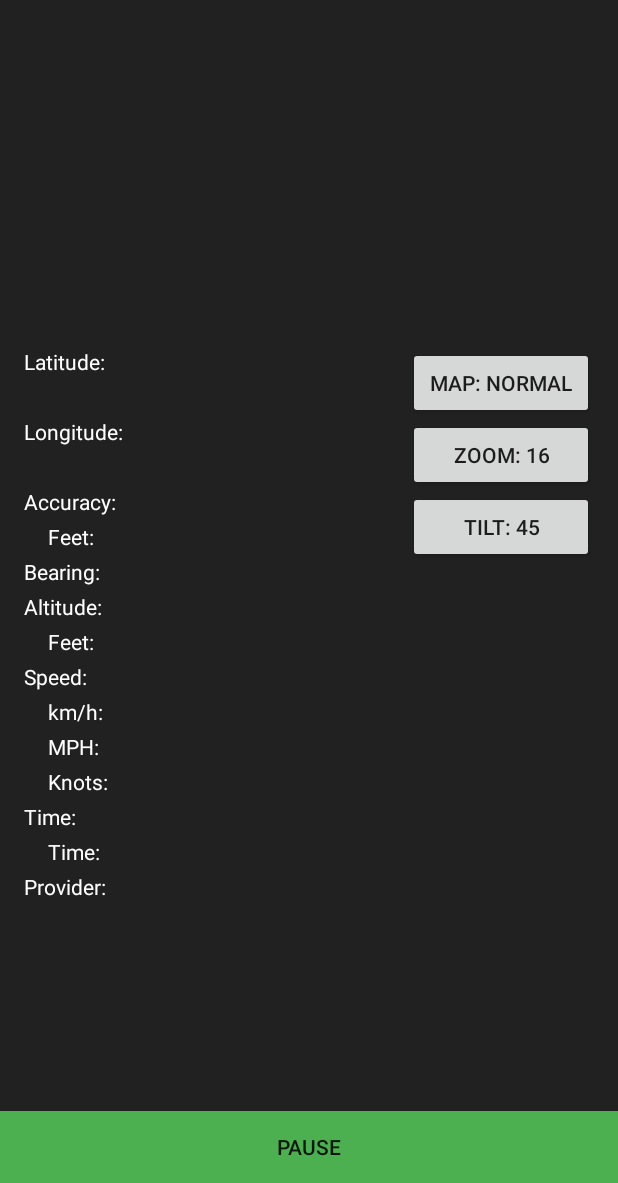
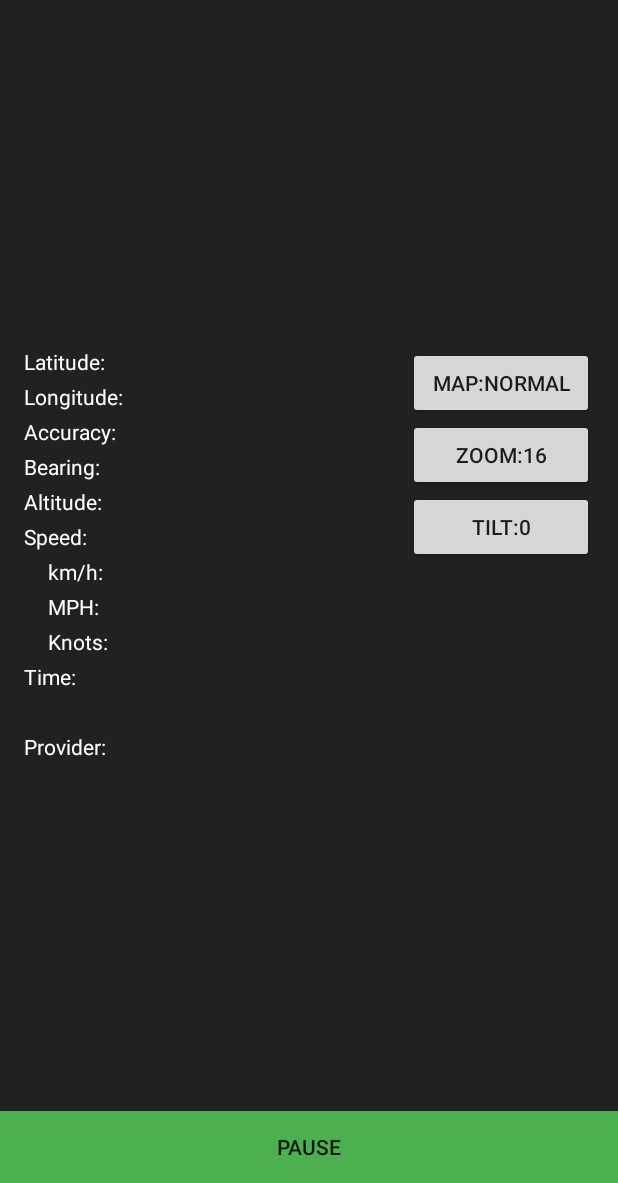
Before and after one commit to CodenameGradient/GPSScanner, an Android app: the screen it shows after launch (MainActivity), on a phone screen of 412 x 824 dp, the part 53-1236 px from its top. Run offline under Robolectric (Android 15) with nearby library versions, the phone set to English and light mode, and no system bars.

Commit message:
Use resource/strings instead of hard-coded strings, update some layout stuff.

```diff
--- a/app/src/main/java/com/codenamegradient/gpsscanner/MainActivity.java
+++ b/app/src/main/java/com/codenamegradient/gpsscanner/MainActivity.java
@@ -3,7 +3,6 @@ package com.codenamegradient.gpsscanner;
 import android.Manifest;
 import android.content.Context;
 import android.content.pm.PackageManager;
-import android.content.res.Configuration;
 import android.location.Location;
 import android.support.v4.app.ActivityCompat;
 import android.support.v7.app.AppCompatActivity;
@@ -41,7 +40,7 @@ public class MainActivity extends AppCompatActivity implements OnMapReadyCallbac
     private final int PERMISSION_LOCATION = 0;
     private GoogleMap mMap;
     private int mapZoom = 16;
-    private int mapTilt = 45;
+    private int mapTilt = 0;
     private final int mapAnimateSpeed = 250;
 
     /**
@@ -87,7 +86,7 @@ public class MainActivity extends AppCompatActivity implements OnMapReadyCallbac
 
         pause = false;
         button.setBackgroundColor(getResources().getColor(R.color.colorButtonActive));
-        button.setText("Pause");
+        button.setText(getString(R.string.pause));
 
         if (ActivityCompat.checkSelfPermission(this, Manifest.permission.ACCESS_FINE_LOCATION) != PackageManager.PERMISSION_GRANTED) {
             requestPermissions();
@@ -106,7 +105,7 @@ public class MainActivity extends AppCompatActivity implements OnMapReadyCallbac
             });
 
             // create the location request that will get updates
-            LocationRequest mLocationRequest = new LocationRequest();
+            LocationRequest mLocationRequest = LocationRequest.create();
             mLocationRequest.setInterval(1000);
             mLocationRequest.setFastestInterval(1000);
             mLocationRequest.setPriority(LocationRequest.PRIORITY_HIGH_ACCURACY);
@@ -164,7 +163,7 @@ public class MainActivity extends AppCompatActivity implements OnMapReadyCallbac
 
         pause = true;
         button.setBackgroundColor(getResources().getColor(R.color.colorButtonPaused));
-        button.setText("Resume");
+        button.setText(getString(R.string.resume));
 
         if (mFusedLocationClient != null) {
             mFusedLocationClient.removeLocationUpdates(mLocationCallback);
@@ -182,7 +181,7 @@ public class MainActivity extends AppCompatActivity implements OnMapReadyCallbac
             pause = true;
         }
         button.setBackgroundColor(getResources().getColor(R.color.colorButtonPaused));
-        button.setText("Resume");
+        button.setText(getString(R.string.resume));
 
         if (mFusedLocationClient != null) {
             mFusedLocationClient.removeLocationUpdates(mLocationCallback);
@@ -193,6 +192,7 @@ public class MainActivity extends AppCompatActivity implements OnMapReadyCallbac
      * Converts a decimal latitude or longitude into degree/minute/second format
      * @param dd (decimal degrees)
      * @return string degree, minute, seconds format
+     * Note: this isn't currently being used. I'm not sure if I'll ever really implement this.
      */
     private String decimalToDMS(double dd) {
         // todo: ensure this is actually accurate, accounts for directions etc.
@@ -211,40 +211,31 @@ public class MainActivity extends AppCompatActivity implements OnMapReadyCallbac
     private void updateStrings(Location location) {
         DecimalFormat ultraPrecision = new DecimalFormat("###.#####");
         DecimalFormat highPrecision = new DecimalFormat("###.###");
-        DecimalFormat standardPrecision = new DecimalFormat("###.##");
-
+        DecimalFormat standardPrecision = new DecimalFormat("###.#");
 
         // latitude
         TextView latitude = findViewById(R.id.latitude);
-        TextView latitudeDMS = findViewById(R.id.latitudeDMS);
         double latitudeRaw = location.getLatitude();
-        latitude.setText("Latitude: " + ultraPrecision.format(latitudeRaw));
-        latitudeDMS.setText(decimalToDMS(latitudeRaw));
+        latitude.setText(getString(R.string.latitude, ultraPrecision.format(latitudeRaw)));
 
         // longitude
         TextView longitude = findViewById(R.id.longitude);
-        TextView longitudeDMS = findViewById(R.id.longitudeDMS);
         double longitudeRaw = location.getLongitude();
-        longitude.setText("Longitude: " + ultraPrecision.format(longitudeRaw));
-        longitudeDMS.setText(decimalToDMS(longitudeRaw));
+        longitude.setText(getString(R.string.longitude, ultraPrecision.format(longitudeRaw)));
 
         // accuracy
         TextView accuracy = findViewById(R.id.accuracy);
-        TextView accuracyFeet = findViewById(R.id.accuracyFeet);
         float accuracyRaw = location.getAccuracy();
-        accuracy.setText("Accuracy: " + highPrecision.format(accuracyRaw) + " meters");
-        accuracyFeet.setText("Feet: " + highPrecision.format(accuracyRaw * 3.28084));
+        accuracy.setText(getString(R.string.accuracy, standardPrecision.format(accuracyRaw), standardPrecision.format(accuracyRaw * 3.28084)));
 
         // bearing
         TextView bearing = findViewById(R.id.bearing);
-        bearing.setText("Bearing: " + highPrecision.format(location.getBearing()) + "\u00b0");
+        bearing.setText(getString(R.string.bearing, standardPrecision.format(location.getBearing())));
 
         // altitude
         TextView altitude = findViewById(R.id.altitude);
-        TextView altitudeFeet = findViewById(R.id.altitudeFeet);
         double altitudeRaw = location.getAltitude();
-        altitude.setText("Altitude: " + standardPrecision.format(altitudeRaw) + " meters");
-        altitudeFeet.setText("Feet: " + standardPrecision.format(altitudeRaw * 3.28084));
+        altitude.setText(getString(R.string.altitude, standardPrecision.format(altitudeRaw), standardPrecision.format(altitudeRaw * 3.28084)));
 
         // speed
         TextView speed = findViewById(R.id.speed);
@@ -252,22 +243,22 @@ public class MainActivity extends AppCompatActivity implements OnMapReadyCallbac
         TextView speedMiles = findViewById(R.id.speedMiles);
         TextView speedKnots = findViewById(R.id.speedKnots);
         float speedRaw = location.getSpeed();
-        speed.setText("Speed: " + standardPrecision.format(speedRaw) + " m/s");
-        speedKilometers.setText("km/h: " + standardPrecision.format(speedRaw * 3.6));
-        speedMiles.setText("MPH: " + standardPrecision.format(speedRaw * 2.23694));
-        speedKnots.setText("Knots: " + standardPrecision.format(speedRaw * 1.94384));
+        speed.setText(getString(R.string.speed, standardPrecision.format(speedRaw)));
+        speedKilometers.setText(getString(R.string.speed_kmh, standardPrecision.format(speedRaw * 3.6)));
+        speedMiles.setText(getString(R.string.speed_mph, standardPrecision.format(speedRaw * 2.23694)));
+        speedKnots.setText(getString(R.string.speed_knots, standardPrecision.format(speedRaw * 1.94384)));
 
         // time
         TextView time = findViewById(R.id.time);
         TextView timeHuman = findViewById(R.id.timeHuman);
         long timeRaw = location.getTime();
         Time timeObj = new Time(timeRaw);
-        time.setText("Time: " + timeRaw);
-        timeHuman.setText("" + timeObj.toString());
+        time.setText(getString(R.string.time, timeRaw));
+        timeHuman.setText(getString(R.string.time_human, timeObj.toString()));
 
         // provider
         TextView provider = findViewById(R.id.provider);
-        provider.setText("Provider: " + location.getProvider());
+        provider.setText(getString(R.string.provider, location.getProvider()));
     }
 
     private void addMarker() {
@@ -315,10 +306,8 @@ public class MainActivity extends AppCompatActivity implements OnMapReadyCallbac
      * @param grantResults grant results
      */
     @Override
-    public void onRequestPermissionsResult(int requestCode, String permissions[], int[] grantResults) {
-        // we don't really NEED a switch here, but if for some reason we add other permissions it'll be easy to add them in the future
-        switch (requestCode) {
-            case PERMISSION_LOCATION:
+    public void onRequestPermissionsResult(int requestCode, String[] permissions, int[] grantResults) {
+        if (requestCode == PERMISSION_LOCATION) {
             if (grantResults.length > 0 && grantResults[0] == PackageManager.PERMISSION_GRANTED) {
                 startLocationUpdates();
             } else {
@@ -376,13 +365,13 @@ public class MainActivity extends AppCompatActivity implements OnMapReadyCallbac
 
         if (mapType == GoogleMap.MAP_TYPE_NORMAL) {
             mMap.setMapType(GoogleMap.MAP_TYPE_HYBRID);
-            button.setText("Map: Hybrid");
+            button.setText(R.string.map_hybrid);
         } else if (mapType == GoogleMap.MAP_TYPE_HYBRID) {
             mMap.setMapType(GoogleMap.MAP_TYPE_TERRAIN);
-            button.setText("Map: Terrain");
+            button.setText(R.string.map_terrain);
         } else {
             mMap.setMapType(GoogleMap.MAP_TYPE_NORMAL);
-            button.setText("Map: Normal");
+            button.setText(R.string.map_normal);
         }
     }
 
@@ -406,7 +395,7 @@ public class MainActivity extends AppCompatActivity implements OnMapReadyCallbac
             mapZoom = 5;
         }
 
-        button.setText("Zoom: " + mapZoom);
+        button.setText(getString(R.string.zoom, mapZoom));
 
         updateMapCamera();
     }
@@ -429,7 +418,7 @@ public class MainActivity extends AppCompatActivity implements OnMapReadyCallbac
             mapTilt = 0;
         }
 
-        button.setText("Tilt: " + mapTilt);
+        button.setText(getString(R.string.tilt, mapTilt));
 
         updateMapCamera();
     }
--- a/app/src/main/res/layout/activity_main.xml
+++ b/app/src/main/res/layout/activity_main.xml
@@ -50,137 +50,101 @@
                         android:id="@+id/latitude"
                         android:layout_width="match_parent"
                         android:layout_height="wrap_content"
-                        android:text="Latitude: "
-                        android:textColor="@color/colorTextNormal"
-                        android:layout_marginBottom="4dp" />
-
-                    <TextView
-                        android:id="@+id/latitudeDMS"
-                        android:layout_width="match_parent"
-                        android:layout_height="wrap_content"
-                        android:text=""
-                        android:textColor="@color/colorTextNormal"
                         android:layout_marginBottom="4dp"
-                        android:layout_marginLeft="16dp" />
+                        android:text="@string/latitude_default"
+                        android:textColor="@color/colorTextNormal" />
 
                     <TextView
                         android:id="@+id/longitude"
                         android:layout_width="match_parent"
                         android:layout_height="wrap_content"
-                        android:text="Longitude: "
-                        android:textColor="@color/colorTextNormal"
-                        android:layout_marginBottom="4dp" />
-
-                    <TextView
-                        android:id="@+id/longitudeDMS"
-                        android:layout_width="match_parent"
-                        android:layout_height="wrap_content"
-                        android:text=""
-                        android:textColor="@color/colorTextNormal"
                         android:layout_marginBottom="4dp"
-                        android:layout_marginLeft="16dp" />
+                        android:text="@string/longitude_default"
+                        android:textColor="@color/colorTextNormal" />
 
                     <TextView
                         android:id="@+id/accuracy"
                         android:layout_width="match_parent"
                         android:layout_height="wrap_content"
-                        android:text="Accuracy: "
-                        android:textColor="@color/colorTextNormal"
-                        android:layout_marginBottom="4dp" />
-
-                    <TextView
-                        android:id="@+id/accuracyFeet"
-                        android:layout_width="match_parent"
-                        android:layout_height="wrap_content"
-                        android:text="Feet: "
-                        android:textColor="@color/colorTextNormal"
                         android:layout_marginBottom="4dp"
-                        android:layout_marginLeft="16dp" />
+                        android:text="@string/accuracy_default"
+                        android:textColor="@color/colorTextNormal" />
 
                     <TextView
                         android:id="@+id/bearing"
                         android:layout_width="match_parent"
                         android:layout_height="wrap_content"
-                        android:text="Bearing: "
-                        android:textColor="@color/colorTextNormal"
-                        android:layout_marginBottom="4dp" />
+                        android:layout_marginBottom="4dp"
+                        android:text="@string/bearing_default"
+                        android:textColor="@color/colorTextNormal" />
 
                     <TextView
                         android:id="@+id/altitude"
                         android:layout_width="match_parent"
                         android:layout_height="wrap_content"
-                        android:text="Altitude: "
-                        android:textColor="@color/colorTextNormal"
-                        android:layout_marginBottom="4dp" />
-
-                    <TextView
-                        android:id="@+id/altitudeFeet"
-                        android:layout_width="match_parent"
-                        android:layout_height="wrap_content"
-                        android:text="Feet: "
-                        android:textColor="@color/colorTextNormal"
                         android:layout_marginBottom="4dp"
-                        android:layout_marginLeft="16dp" />
+                        android:text="@string/altitude_default"
+                        android:textColor="@color/colorTextNormal" />
 
                     <TextView
                         android:id="@+id/speed"
                         android:layout_width="match_parent"
                         android:layout_height="wrap_content"
-                        android:text="Speed: "
-                        android:textColor="@color/colorTextNormal"
-                        android:layout_marginBottom="4dp" />
+                        android:layout_marginBottom="4dp"
+                        android:text="@string/speed_default"
+                        android:textColor="@color/colorTextNormal" />
 
                     <TextView
                         android:id="@+id/speedKilometers"
                         android:layout_width="match_parent"
                         android:layout_height="wrap_content"
-                        android:text="km/h: "
-                        android:textColor="@color/colorTextNormal"
+                        android:layout_marginLeft="16dp"
                         android:layout_marginBottom="4dp"
-                        android:layout_marginLeft="16dp" />
+                        android:text="@string/speed_kmh_default"
+                        android:textColor="@color/colorTextNormal" />
 
                     <TextView
                         android:id="@+id/speedMiles"
                         android:layout_width="match_parent"
                         android:layout_height="wrap_content"
-                        android:text="MPH: "
-                        android:textColor="@color/colorTextNormal"
+                        android:layout_marginLeft="16dp"
                         android:layout_marginBottom="4dp"
-                        android:layout_marginLeft="16dp" />
+                        android:text="@string/speed_mph_default"
+                        android:textColor="@color/colorTextNormal" />
 
                     <TextView
                         android:id="@+id/speedKnots"
                         android:layout_width="match_parent"
                         android:layout_height="wrap_content"
-                        android:text="Knots: "
-                        android:textColor="@color/colorTextNormal"
+                        android:layout_marginLeft="16dp"
                         android:layout_marginBottom="4dp"
-                        android:layout_marginLeft="16dp" />
+                        android:text="@string/speed_knots_default"
+                        android:textColor="@color/colorTextNormal" />
 
                     <TextView
                         android:id="@+id/time"
                         android:layout_width="match_parent"
                         android:layout_height="wrap_content"
-                        android:text="Time: "
-                        android:textColor="@color/colorTextNormal"
-                        android:layout_marginBottom="4dp" />
+                        android:layout_marginBottom="4dp"
+                        android:text="@string/time_default"
+                        android:textColor="@color/colorTextNormal" />
 
                     <TextView
                         android:id="@+id/timeHuman"
                         android:layout_width="match_parent"
                         android:layout_height="wrap_content"
-                        android:text="Time: "
-                        android:textColor="@color/colorTextNormal"
+                        android:layout_marginLeft="16dp"
                         android:layout_marginBottom="4dp"
-                        android:layout_marginLeft="16dp" />
+                        android:text="@string/time_human_default"
+                        android:textColor="@color/colorTextNormal" />
 
                     <TextView
                         android:id="@+id/provider"
                         android:layout_width="match_parent"
                         android:layout_height="wrap_content"
-                        android:text="Provider: "
-                        android:textColor="@color/colorTextNormal"
-                        android:layout_marginBottom="4dp" />
+                        android:layout_marginBottom="4dp"
+                        android:text="@string/provider_default"
+                        android:textColor="@color/colorTextNormal" />
 
                 </LinearLayout>
 
@@ -191,33 +155,33 @@
         <LinearLayout
             android:layout_width="0dp"
             android:layout_height="match_parent"
-            android:layout_weight="1"
+            android:layout_marginLeft="4dp"
             android:layout_marginTop="8dp"
             android:layout_marginRight="16dp"
             android:layout_marginBottom="8dp"
-            android:layout_marginLeft="4dp"
+            android:layout_weight="1"
             android:orientation="vertical">
 
             <Button
                 android:id="@+id/cycleMapType"
                 android:layout_width="match_parent"
                 android:layout_height="wrap_content"
-                android:text="Map: Normal"
-                android:onClick="mapTypePicker" />
+                android:onClick="mapTypePicker"
+                android:text="@string/map_normal" />
 
             <Button
                 android:id="@+id/mapZoom"
                 android:layout_width="match_parent"
                 android:layout_height="wrap_content"
-                android:text="Zoom: 16"
-                android:onClick="mapZoomPicker" />
+                android:onClick="mapZoomPicker"
+                android:text="@string/zoom_default" />
 
             <Button
                 android:id="@+id/mapTilt"
                 android:layout_width="match_parent"
                 android:layout_height="wrap_content"
-                android:text="Tilt: 45"
-                android:onClick="mapTiltPicker" />
+                android:onClick="mapTiltPicker"
+                android:text="@string/tilt_default" />
 
         </LinearLayout>
 
@@ -228,8 +192,8 @@
         android:id="@+id/pauseResume"
         android:layout_width="match_parent"
         android:layout_height="wrap_content"
-        android:text="Pause"
+        android:background="@color/colorButtonActive"
         android:onClick="togglePause"
-        android:background="@color/colorButtonActive" />
+        android:text="@string/pause" />
 
 </LinearLayout>
--- a/app/src/main/res/values/strings.xml
+++ b/app/src/main/res/values/strings.xml
@@ -1,3 +1,39 @@
 <resources>
     <string name="app_name">GPS Scanner</string>
+
+    <string name="pause">Pause</string>
+    <string name="resume">Resume</string>
+
+    <string name="latitude">Latitude: %1$s</string>
+    <string name="latitude_default">Latitude:</string>
+    <string name="longitude">Longitude: %1$s</string>
+    <string name="longitude_default">Longitude:</string>
+    <string name="accuracy">Accuracy: %1$s m / %2$s ft</string>
+    <string name="accuracy_default">Accuracy:</string>
+    <string name="bearing">Bearing: %1$s°</string>
+    <string name="bearing_default">Bearing:</string>
+    <string name="altitude">Altitude: %1$s m / %2$s ft</string>
+    <string name="altitude_default">Altitude:</string>
+    <string name="speed">Speed: %1$s m/s</string>
+    <string name="speed_default">Speed:</string>
+    <string name="speed_kmh">km/h: %1$s</string>
+    <string name="speed_kmh_default">km/h:</string>
+    <string name="speed_mph">MPH: %1$s</string>
+    <string name="speed_mph_default">MPH:</string>
+    <string name="speed_knots">Knots: %1$s</string>
+    <string name="speed_knots_default">Knots:</string>
+    <string name="time">Time: %1$d</string>
+    <string name="time_default">Time:</string>
+    <string name="time_human">%1$s</string>
+    <string name="time_human_default"></string>
+    <string name="provider">Provider: %1$s</string>
+    <string name="provider_default">Provider:</string>
+
+    <string name="map_normal">Map:Normal</string>
+    <string name="map_terrain">Map:Terrain</string>
+    <string name="map_hybrid">Map:Hybrid</string>
+    <string name="zoom">Zoom:%1$d</string>
+    <string name="zoom_default">Zoom:16</string>
+    <string name="tilt">Tilt:%1$d</string>
+    <string name="tilt_default">Tilt:0</string>
 </resources>
```
Lines whose indentation alone changed are shown as unchanged.
